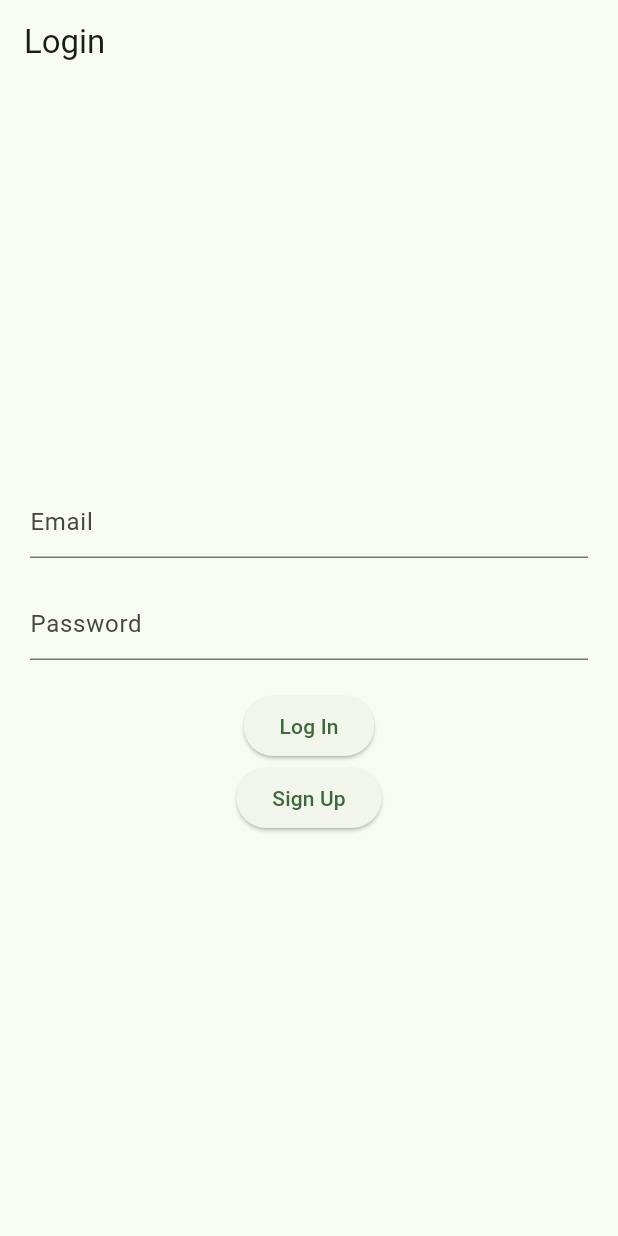
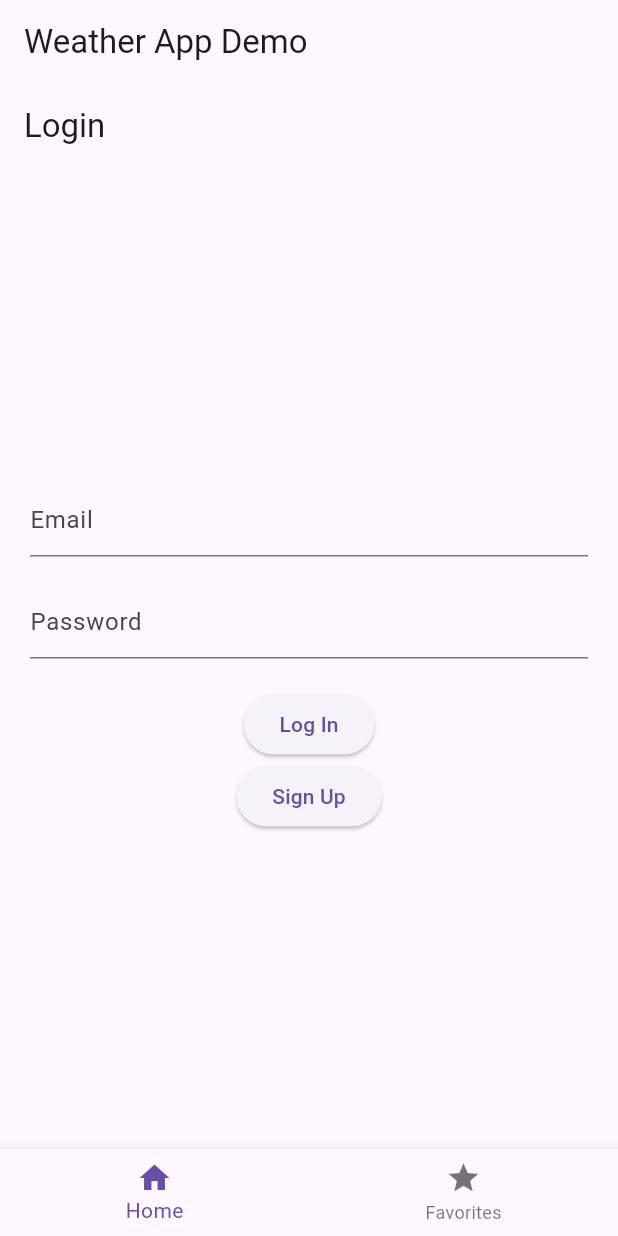
Before and after one commit to Furilon/flutter-weather-app, a Flutter app: the screen it shows after launch, on a phone screen of 412 x 824 dp. Run offline on Flutter 3.47's test engine with Material 3 defaults, Android fonts, the light colour scheme and no system bars; our stand-ins replace firebase_auth, firebase_core; accounts and stored records are empty.

Commit message:
Added Bottom Navigation Bar and a favorites screen

```diff
--- /dev/null
+++ b/lib/favorites_screen.dart
@@ -0,0 +1,12 @@
+import 'package:flutter/material.dart';
+
+class FavoritesScreen extends StatelessWidget {
+  const FavoritesScreen({super.key});
+
+  @override
+  Widget build(BuildContext context) {
+    return const MaterialApp(
+      title: 'Weather App Demo',
+    );
+  }
+}
--- a/lib/main.dart
+++ b/lib/main.dart
@@ -2,6 +2,7 @@ import 'package:firebase_core/firebase_core.dart';
 import 'package:flutter/material.dart';
 import 'firebase_options.dart';
 import 'auth/auth_gate.dart';
+import 'favorites_screen.dart';
 
 void main() async {
   WidgetsFlutterBinding.ensureInitialized();
@@ -16,13 +17,53 @@ class MyApp extends StatelessWidget {
 
   @override
   Widget build(BuildContext context) {
-    return MaterialApp(
-      title: 'Flutter Demo',
-      theme: ThemeData(
-        colorScheme: ColorScheme.fromSeed(seedColor: Colors.green),
-        useMaterial3: true,
-      ),
-      home: const AuthGate(),
+    return const MaterialApp(
+      title: 'Weather App Demo',
+      home: Main(),
     );
   }
 }
+
+class Main extends StatefulWidget {
+  const Main({super.key});
+
+  @override
+  State<Main> createState() => _MainState();
+}
+
+class _MainState extends State<Main> {
+  int _selectedIndex = 0;
+
+  final List<Widget> _pages = <Widget>[
+    const AuthGate(),
+    const FavoritesScreen(),
+  ];
+
+  void _onItemTapped(int index) {
+    setState(() {
+      _selectedIndex = index;
+    });
+  }
+
+  @override
+  Widget build(BuildContext context) {
+    return Scaffold(
+      appBar: AppBar(title: const Text("Weather App Demo")),
+      bottomNavigationBar: BottomNavigationBar(
+        items: const <BottomNavigationBarItem>[
+          BottomNavigationBarItem(
+            icon: Icon(Icons.home),
+            label: 'Home',
+          ),
+          BottomNavigationBarItem(
+            icon: Icon(Icons.star),
+            label: 'Favorites',
+          ),
+        ],
+        currentIndex: _selectedIndex,
+        onTap: _onItemTapped,
+      ),
+      body: _pages[_selectedIndex],
+    );
+  }
+}
```
